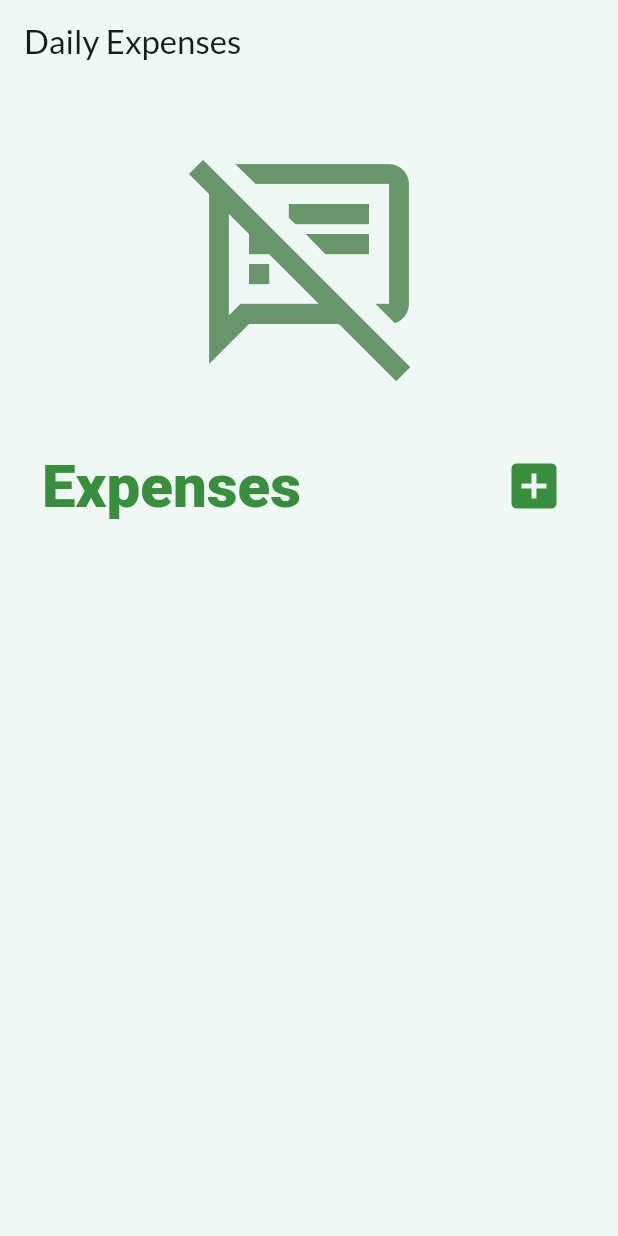
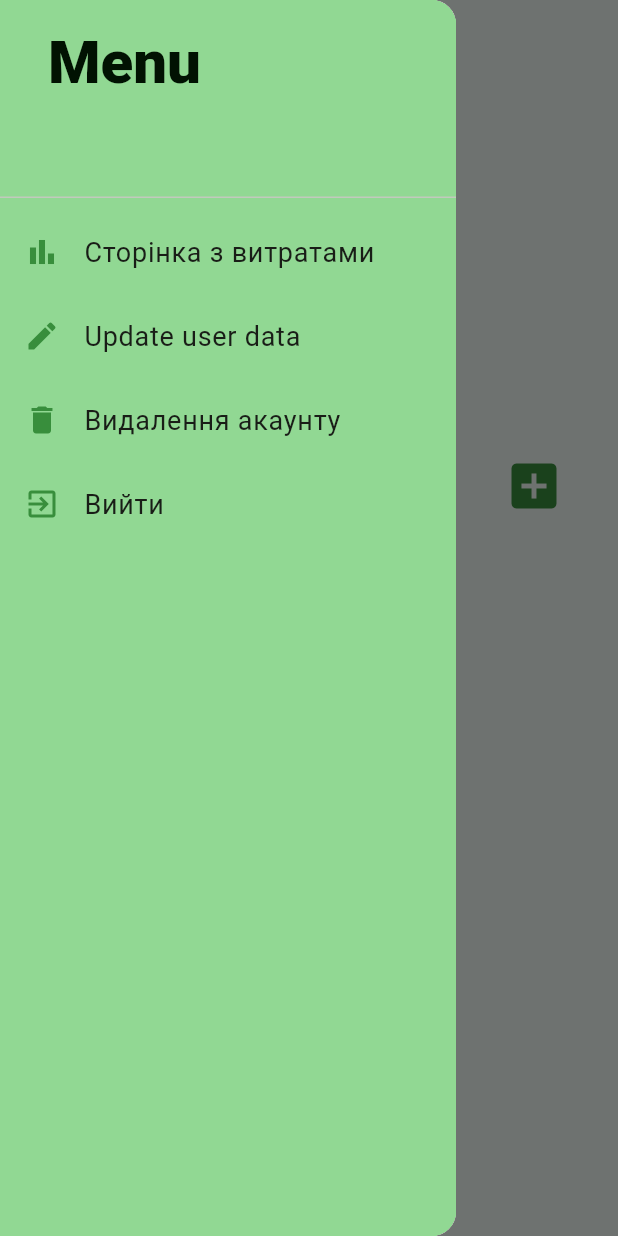
Before and after one commit to klouzhenk/finance_tracker, a Flutter app: the ExpensePage screen opened directly, with the side drawer open (before the commit the screen has no drawer), on a phone screen of 412 x 824 dp. Run offline on Flutter 3.47's test engine with Material 3 defaults, Android fonts, the phone set to English and light mode, and no system bars; our stand-ins replace fl_chart, flutter_riverpod, google_fonts, sqflite; accounts and stored records are empty.

Commit message:
Add drawer

```diff
--- /dev/null
+++ b/lib/components/drawer.dart
@@ -0,0 +1,86 @@
+import 'package:finance_tracker/components/drawer_list_tile.dart';
+import 'package:finance_tracker/pages/login.dart';
+import 'package:finance_tracker/styles/colors.dart';
+import 'package:flutter/material.dart';
+
+class AppDrawer extends StatelessWidget {
+  const AppDrawer({super.key});
+
+  void editUserData(BuildContext context) {
+    Navigator.pushReplacement(
+      context,
+      MaterialPageRoute(builder: (context) => const LoginPage()),
+    );
+  }
+
+  void deleteUser(BuildContext context) {
+    Navigator.pushReplacement(
+      context,
+      MaterialPageRoute(builder: (context) => const LoginPage()),
+    );
+  }
+
+  void showPageWithExpenses(BuildContext context) {
+    Navigator.pushReplacement(
+      context,
+      MaterialPageRoute(builder: (context) => const LoginPage()),
+    );
+  }
+
+  @override
+  Widget build(BuildContext context) {
+    return Drawer(
+      child: Container(
+        color: AppColors.secondaryColor,
+        child: ListView(
+          padding: EdgeInsets.zero,
+          children: [
+            SizedBox(
+              height: 140,
+              child: DrawerHeader(
+                child: Padding(
+                  padding: const EdgeInsets.fromLTRB(16, 0, 0, 0),
+                  child: Text(
+                    'Menu',
+                    style: Theme.of(context)
+                        .textTheme
+                        .headlineLarge!
+                        .copyWith(color: AppColors.darkAccentColor),
+                  ),
+                ),
+              ),
+            ),
+            DrawerListTile(
+              'Сторінка з витратами',
+              Icons.bar_chart,
+              () {
+                editUserData(context);
+              },
+            ),
+            DrawerListTile(
+              'Update user data',
+              Icons.edit,
+              () {
+                showPageWithExpenses(context);
+              },
+            ),
+            DrawerListTile(
+              'Видалення акаунту',
+              Icons.delete,
+              () {
+                deleteUser(context);
+              },
+            ),
+            DrawerListTile(
+              'Вийти',
+              Icons.exit_to_app,
+              () {
+                deleteUser(context);
+              },
+            ),
+          ],
+        ),
+      ),
+    );
+  }
+}
--- /dev/null
+++ b/lib/components/drawer_list_tile.dart
@@ -0,0 +1,19 @@
+import 'package:finance_tracker/styles/colors.dart';
+import 'package:flutter/material.dart';
+
+class DrawerListTile extends StatelessWidget {
+  const DrawerListTile(this.text, this.icon, this.onTap, {super.key});
+
+  final String text;
+  final IconData icon;
+  final VoidCallback onTap;
+
+  @override
+  Widget build(BuildContext context) {
+    return ListTile(
+      leading: Icon(icon, color: AppColors.accentColor),
+      title: Text(text),
+      onTap: onTap,
+    );
+  }
+}
--- a/lib/database/helper.dart
+++ b/lib/database/helper.dart
@@ -10,7 +10,6 @@ class DatabaseHelper {
   DatabaseHelper._init();
 
   Future<Database> get database async {
-    print(_database);
     if (_database != null) return _database!;
     _database = await _initDB('app.db');
     return _database!;
--- a/lib/main.dart
+++ b/lib/main.dart
@@ -1,4 +1,3 @@
-import 'package:finance_tracker/pages/expenses.dart';
 import 'package:finance_tracker/pages/login.dart';
 import 'package:finance_tracker/styles/colors.dart';
 import 'package:flutter/material.dart';
--- a/lib/pages/add_expense.dart
+++ b/lib/pages/add_expense.dart
@@ -1,6 +1,5 @@
 import 'package:finance_tracker/components/form_btn.dart';
 import 'package:finance_tracker/components/form_text_field.dart';
-import 'package:finance_tracker/database/helper.dart';
 import 'package:finance_tracker/helper/snack_bar.dart';
 import 'package:finance_tracker/models/expense.dart';
 import 'package:finance_tracker/providers/expenses_provider.dart';
--- a/lib/pages/expenses.dart
+++ b/lib/pages/expenses.dart
@@ -1,3 +1,4 @@
+import 'package:finance_tracker/components/drawer.dart';
 import 'package:finance_tracker/components/expense_tile.dart';
 import 'package:finance_tracker/components/pie_chart.dart';
 import 'package:finance_tracker/helper/color.dart';
@@ -69,6 +70,7 @@ class _ExpensePageState extends ConsumerState<ExpensePage> {
       appBar: AppBar(
         title: const Text('Daily Expenses'),
       ),
+      drawer: const AppDrawer(),
       body: SingleChildScrollView(
         child: Column(
           children: [
--- a/lib/pages/login.dart
+++ b/lib/pages/login.dart
@@ -3,7 +3,6 @@ import 'package:finance_tracker/components/form_text_field.dart';
 import 'package:finance_tracker/database/helper.dart';
 import 'package:finance_tracker/helper/snack_bar.dart';
 import 'package:finance_tracker/pages/expenses.dart';
-import 'package:finance_tracker/pages/home.dart';
 import 'package:finance_tracker/pages/registration.dart';
 import 'package:finance_tracker/providers/user_provider.dart';
 import 'package:flutter/material.dart';
@@ -38,7 +37,7 @@ class _LoginPageState extends ConsumerState<LoginPage> {
       ref.read(userIdProvider.notifier).state = user.id;
       Navigator.pushReplacement(
         context,
-        MaterialPageRoute(builder: (context) => ExpensePage()),
+        MaterialPageRoute(builder: (context) => const ExpensePage()),
       );
     } else {
       SnackBarHelper.showSnackBar(context, 'Invalid username or password');
--- a/lib/styles/colors.dart
+++ b/lib/styles/colors.dart
@@ -2,8 +2,10 @@ import 'package:flutter/material.dart';
 
 class AppColors {
   static const Color primaryColor = Color.fromARGB(255, 76, 175, 80);
+  static const Color secondaryColor = Color.fromARGB(255, 145, 216, 147);
   static const Color backgroundColor = Color.fromARGB(255, 240, 248, 245);
   static const Color accentColor = Color.fromARGB(255, 56, 142, 60);
   static const Color textColor = Color.fromARGB(222, 0, 0, 0);
   static const Color buttonTextColor = Color.fromARGB(255, 255, 255, 255);
+  static const Color darkAccentColor = Color.fromARGB(255, 1, 18, 2);
 }
```
